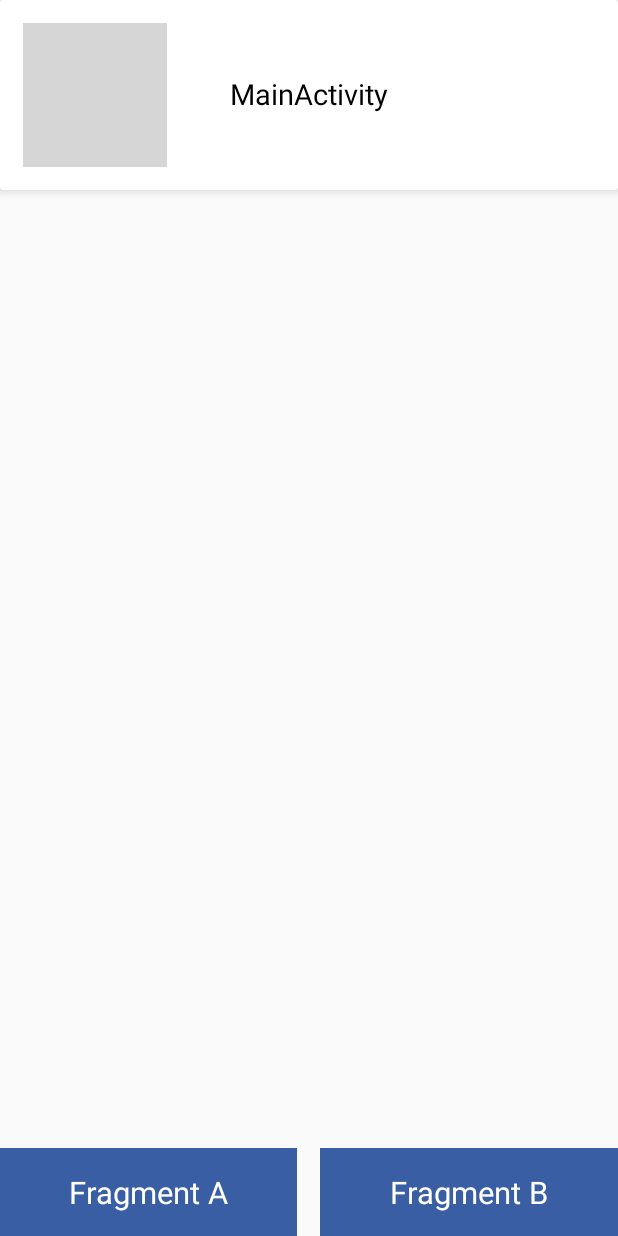
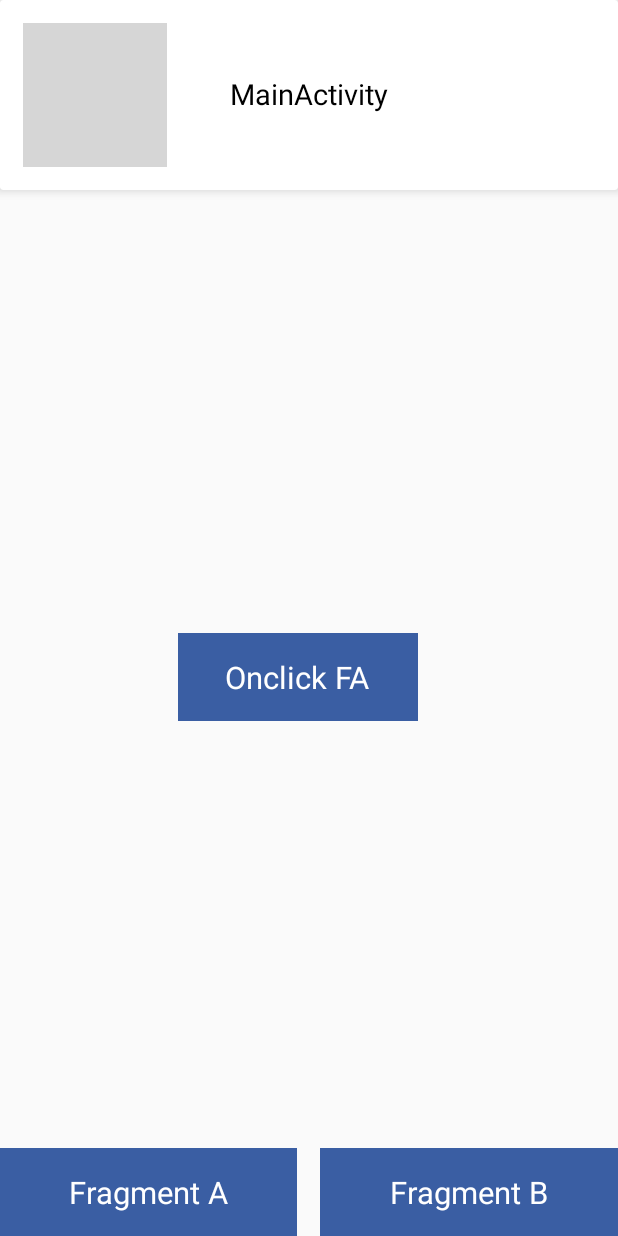
Before and after one commit to cutthanhlong/SourceBase, an Android app: the MainActivity screen opened directly, with no data from a screen before it, on a phone screen of 412 x 824 dp. Run offline under Robolectric (Android 15) with nearby library versions, the phone set to English and light mode, and no system bars; our stand-ins replace sdp/ssp sizes; grey boxes are pictures that could not be loaded.

Commit message:
add animation click

```diff
--- a/app/src/main/java/com/example/baseproduct/base/BaseActivity.java
+++ b/app/src/main/java/com/example/baseproduct/base/BaseActivity.java
@@ -6,6 +6,8 @@ import android.content.pm.PackageManager;
 import android.os.Build;
 import android.os.Bundle;
 import android.view.View;
+import android.view.animation.Animation;
+import android.view.animation.AnimationUtils;
 
 import androidx.annotation.Nullable;
 import androidx.appcompat.app.AppCompatActivity;
@@ -26,6 +28,8 @@ public abstract class BaseActivity<VB extends ViewBinding> extends AppCompatActi
 
     public abstract void bindView();
 
+    Animation animation;
+
     @Override
     protected void onCreate(@Nullable Bundle savedInstanceState) {
         SystemUtil.setLocale(this);
@@ -34,9 +38,14 @@ public abstract class BaseActivity<VB extends ViewBinding> extends AppCompatActi
         setContentView(binding.getRoot());
 
         hideFullNavigation();
+        animation = AnimationUtils.loadAnimation(this, R.anim.onclick);
 
         initView();
         bindView();
+    }
+
+    public void onClickAnimation(View v){
+        v.startAnimation(animation);
     }
 
     public void startNextActivity(Class activity, Bundle bundle) {
--- a/app/src/main/java/com/example/baseproduct/base/BaseFragment.java
+++ b/app/src/main/java/com/example/baseproduct/base/BaseFragment.java
@@ -6,6 +6,8 @@ import android.os.Bundle;
 import android.view.LayoutInflater;
 import android.view.View;
 import android.view.ViewGroup;
+import android.view.animation.Animation;
+import android.view.animation.AnimationUtils;
 
 import androidx.annotation.NonNull;
 import androidx.annotation.Nullable;
@@ -25,6 +27,8 @@ public abstract class BaseFragment<VB extends ViewBinding> extends Fragment {
 
     public abstract void bindView();
 
+    Animation animation;
+
     @Nullable
     @Override
     public View onCreateView(@NonNull LayoutInflater inflater, @Nullable ViewGroup container, @Nullable Bundle savedInstanceState) {
@@ -37,8 +41,14 @@ public abstract class BaseFragment<VB extends ViewBinding> extends Fragment {
         super.onViewCreated(view, savedInstanceState);
         SystemUtil.setLocale(getContext());
 
+        animation = AnimationUtils.loadAnimation(requireActivity(), R.anim.onclick);
+
         initView();
         bindView();
+    }
+
+    public void onClickAnimation(View v){
+        v.startAnimation(animation);
     }
 
     public void startNextActivity(Activity activity, Bundle bundle) {
--- a/app/src/main/java/com/example/baseproduct/dialog/rate/RatingDialog.java
+++ b/app/src/main/java/com/example/baseproduct/dialog/rate/RatingDialog.java
@@ -66,6 +66,7 @@ public class RatingDialog extends BaseDialog<DialogRatingAppBinding> {
     @Override
     protected void bindView() {
         binding.btnRateUs.setOnClickListener(view -> {
+            onClickAnimation(view);
             if (binding.rtb.getRating() == 0) {
                 return;
             }
@@ -78,7 +79,10 @@ public class RatingDialog extends BaseDialog<DialogRatingAppBinding> {
             }
         });
 
-        binding.btnNotNow.setOnClickListener(view -> iClickDialogRate.later());
+        binding.btnNotNow.setOnClickListener(view -> {
+            onClickAnimation(view);
+            iClickDialogRate.later();
+        });
     }
 
     public void init(IClickDialogRate iClickDialogRate) {
--- /dev/null
+++ b/app/src/main/java/com/example/baseproduct/ui/a/AFragment.java
@@ -0,0 +1,27 @@
+package com.example.baseproduct.ui.a;
+
+import android.os.Bundle;
+import android.view.LayoutInflater;
+import android.view.ViewGroup;
+
+import com.example.baseproduct.base.BaseFragment;
+import com.example.baseproduct.databinding.FragmentABinding;
+
+public class AFragment extends BaseFragment<FragmentABinding> {
+
+
+    @Override
+    public FragmentABinding setBinding(LayoutInflater inflater, ViewGroup container, Bundle saveInstanceState) {
+        return FragmentABinding.inflate(inflater,container,false);
+    }
+
+    @Override
+    public void initView() {
+
+    }
+
+    @Override
+    public void bindView() {
+        binding.rlOnclickFa.setOnClickListener(view -> onClickAnimation(view));
+    }
+}
--- a/app/src/main/java/com/example/baseproduct/ui/language/adapter/LanguageStartAdapter.java
+++ b/app/src/main/java/com/example/baseproduct/ui/language/adapter/LanguageStartAdapter.java
@@ -7,6 +7,7 @@ import android.view.View;
 import android.view.ViewGroup;
 import android.widget.ImageView;
 import android.widget.LinearLayout;
+import android.widget.RadioButton;
 import android.widget.TextView;
 
 import androidx.annotation.NonNull;
@@ -44,7 +45,10 @@ public class LanguageStartAdapter extends RecyclerView.Adapter<LanguageStartAdap
         if (languageModel == null) {
             return;
         }
+
+        holder.rdbCheck.setVisibility(View.GONE);
         holder.tvLang.setText(languageModel.getName());
+
         if (languageModel.getActive()) {
             holder.layoutItem.setBackgroundResource(R.drawable.bg_lang_item_s);
             holder.tvLang.setTextColor(context.getColor(R.color.color_D82D25));
@@ -98,12 +102,14 @@ public class LanguageStartAdapter extends RecyclerView.Adapter<LanguageStartAdap
     }
 
     public static class LanguageViewHolder extends RecyclerView.ViewHolder {
+        private final RadioButton rdbCheck;
         private final TextView tvLang;
         private final LinearLayout layoutItem;
         private final ImageView icLang;
 
         public LanguageViewHolder(@NonNull View itemView) {
             super(itemView);
+            rdbCheck = itemView.findViewById(R.id.rdbCheck);
             icLang = itemView.findViewById(R.id.icLang);
             tvLang = itemView.findViewById(R.id.tvLang);
             layoutItem = itemView.findViewById(R.id.layoutItem);
--- a/app/src/main/java/com/example/baseproduct/ui/main/MainActivity.java
+++ b/app/src/main/java/com/example/baseproduct/ui/main/MainActivity.java
@@ -1,6 +1,8 @@
 package com.example.baseproduct.ui.main;
 
 import android.view.View;
+
+import androidx.viewpager2.widget.ViewPager2;
 
 import com.example.baseproduct.base.BaseActivity;
 import com.example.baseproduct.databinding.ActivityMainBinding;
@@ -17,11 +19,36 @@ public class MainActivity extends BaseActivity<ActivityMainBinding> {
     public void initView() {
         binding.viewTop.tvToolBar.setText("MainActivity");
         binding.viewTop.ivCheck.setVisibility(View.INVISIBLE);
+
+        binding.viewPager.setOffscreenPageLimit(ViewPager2.OFFSCREEN_PAGE_LIMIT_DEFAULT);
+        MainAdapter mainAdapter = new MainAdapter(getSupportFragmentManager(), getLifecycle());
+        binding.viewPager.setAdapter(mainAdapter);
+        binding.viewPager.setUserInputEnabled(false);
     }
 
     @Override
     public void bindView() {
         binding.viewTop.ivBack.setOnClickListener(v -> onBackPressed());
+
+        binding.rlFragmentA.setOnClickListener(view -> setPage(view, 0));
+
+        binding.rlFragmentB.setOnClickListener(view -> setPage(view, 1));
+    }
+
+    public void setPage(View view, int pos){
+        onClickAnimation(view);
+        binding.viewPager.setCurrentItem(pos, false);
+
+        switch (pos){
+            case 0:
+
+                break;
+
+            case 1:
+
+                break;
+        }
+
     }
 
     @Override
--- /dev/null
+++ b/app/src/main/java/com/example/baseproduct/ui/main/MainAdapter.java
@@ -0,0 +1,32 @@
+package com.example.baseproduct.ui.main;
+
+
+import androidx.annotation.NonNull;
+import androidx.fragment.app.Fragment;
+import androidx.fragment.app.FragmentManager;
+import androidx.lifecycle.Lifecycle;
+import androidx.viewpager2.adapter.FragmentStateAdapter;
+
+import com.example.baseproduct.ui.a.AFragment;
+import com.example.baseproduct.ui.b.BFragment;
+
+public class MainAdapter extends FragmentStateAdapter {
+
+    public MainAdapter(@NonNull FragmentManager fragmentManager, @NonNull Lifecycle lifecycle) {
+        super(fragmentManager, lifecycle);
+    }
+
+    @NonNull
+    @Override
+    public Fragment createFragment(int position) {
+        if (position == 1) {
+            return new BFragment();
+        }
+        return new AFragment();
+    }
+
+    @Override
+    public int getItemCount() {
+        return 2;
+    }
+}
--- a/app/src/main/java/com/example/baseproduct/ui/permission/PermissionActivity.java
+++ b/app/src/main/java/com/example/baseproduct/ui/permission/PermissionActivity.java
@@ -20,6 +20,7 @@ public class PermissionActivity extends BaseActivity<ActivityPermissionBinding>
     @Override
     public void bindView() {
         binding.tvContinue.setOnClickListener(v -> {
+            onClickAnimation(v);
             startNextActivity(HomeActivity.class, null);
             finishAffinity();
         });
--- /dev/null
+++ b/app/src/main/res/anim/onclick.xml
@@ -0,0 +1,19 @@
+<?xml version="1.0" encoding="utf-8"?>
+<set xmlns:android="http://schemas.android.com/apk/res/android">
+    <scale
+        android:fromXScale="1.0"
+        android:fromYScale="1.0"
+        android:pivotX="50.0%"
+        android:pivotY="50.0%"
+        android:startOffset="0"
+        android:toXScale="0.8"
+        android:toYScale="0.8" />
+    <scale
+        android:fromXScale="0.8"
+        android:fromYScale="0.8"
+        android:pivotX="50.0%"
+        android:pivotY="50.0%"
+        android:startOffset="100"
+        android:toXScale="1.0"
+        android:toYScale="1.0" />
+</set>
--- a/app/src/main/res/layout/activity_main.xml
+++ b/app/src/main/res/layout/activity_main.xml
@@ -9,6 +9,7 @@
         layout="@layout/tool_bar" />
 
     <androidx.viewpager2.widget.ViewPager2
+        android:id="@+id/view_pager"
         android:layout_width="match_parent"
         android:layout_height="0dp"
         android:layout_marginVertical="@dimen/_12sdp"
--- a/app/src/main/res/layout/fragment_a.xml
+++ b/app/src/main/res/layout/fragment_a.xml
@@ -1,6 +1,29 @@
 <?xml version="1.0" encoding="utf-8"?>
 <androidx.constraintlayout.widget.ConstraintLayout xmlns:android="http://schemas.android.com/apk/res/android"
+    xmlns:app="http://schemas.android.com/apk/res-auto"
     android:layout_width="match_parent"
     android:layout_height="match_parent">
 
+    <RelativeLayout
+        android:id="@+id/rl_onclick_fa"
+        android:layout_width="160dp"
+        android:layout_height="wrap_content"
+        android:layout_marginEnd="@dimen/_12sdp"
+        android:layout_weight="1"
+        android:background="@color/color_3A5EA3"
+        app:layout_constraintBottom_toBottomOf="parent"
+        app:layout_constraintEnd_toEndOf="parent"
+        app:layout_constraintStart_toStartOf="parent"
+        app:layout_constraintTop_toTopOf="parent">
+
+        <TextView
+            android:layout_width="wrap_content"
+            android:layout_height="wrap_content"
+            android:layout_centerInParent="true"
+            android:layout_marginVertical="@dimen/_12sdp"
+            android:text="Onclick FA"
+            android:textColor="@color/white"
+            android:textSize="@dimen/_16ssp" />
+    </RelativeLayout>
+
 </androidx.constraintlayout.widget.ConstraintLayout>
--- a/app/src/main/res/layout/item_language.xml
+++ b/app/src/main/res/layout/item_language.xml
@@ -5,6 +5,7 @@
     android:layout_width="match_parent"
     android:layout_height="wrap_content"
     android:layout_marginBottom="@dimen/_10sdp"
+    android:background="@drawable/bg_lang_item_sn"
     android:orientation="vertical"
     android:padding="16dp">
 
```
Also changed, not shown: app/src/main/java/com/example/baseproduct/base/BaseDialog.java (+11 -0 lines), app/src/main/java/com/example/baseproduct/dialog/exit/ExitAppDialog.java (+9 -3 lines), app/src/main/java/com/example/baseproduct/ui/b/BFragment.java (added, +28 -0 lines), app/src/main/res/layout/fragment_b.xml (+23 -0 lines).
